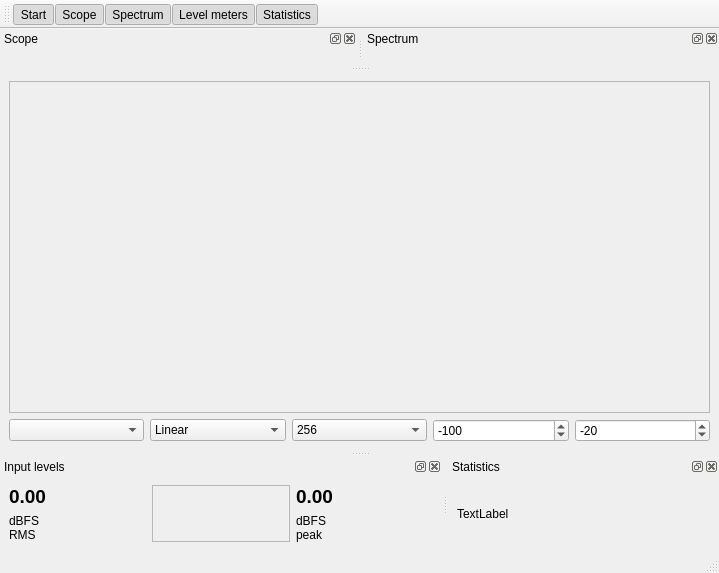
Qt form friture.ui (tlecomte/friture) before a commit.
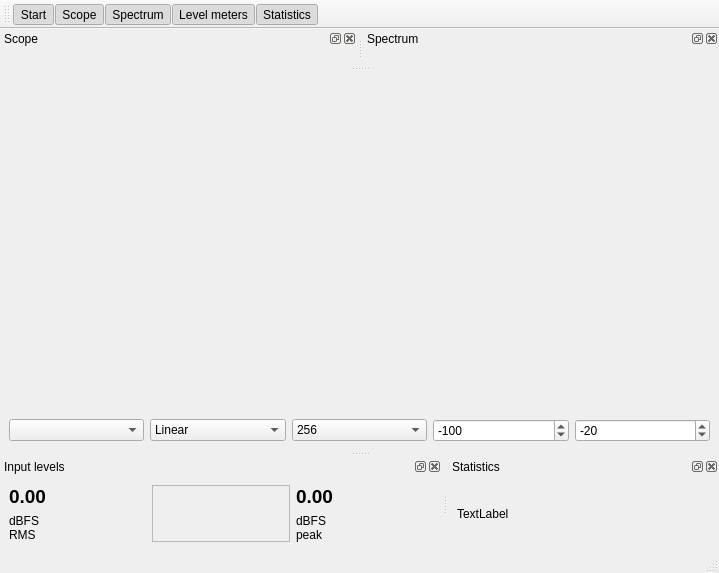
The same form after that commit. Custom widgets are drawn as their Qt base class.

Commit message: Remove frame around spectrogram. Fix statusbar.

```diff
--- a/friture.ui
+++ b/friture.ui
@@ -17,12 +17,6 @@
    <layout class="QGridLayout" name="gridLayout_3">
     <item row="0" column="0" colspan="5">
      <widget class="ImagePlot" name="PlotZoneImage">
-      <property name="frameShape">
-       <enum>QFrame::StyledPanel</enum>
-      </property>
-      <property name="frameShadow">
-       <enum>QFrame::Raised</enum>
-      </property>
       <layout class="QGridLayout" name="gridLayout"/>
      </widget>
     </item>
```
Left out of the diff: 2 changed lines with no effect on the pictures. The commit also changes 2 other files.
